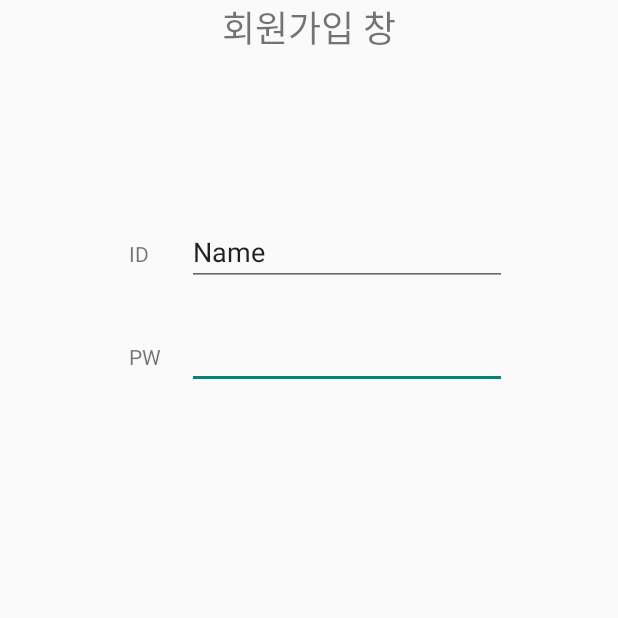
After one commit to jyuu-uu/Mobile-Project, an Android app: the join screen opened directly, with no data from a screen before it, on a phone screen of 412 x 824 dp, the top half of it. The commit adds this screen. Run offline under Robolectric (Android 15) with nearby library versions, the phone set to English and light mode, and no system bars.

Commit message:
회원가입창만 추가

```diff
--- a/TeamProject/app/src/main/AndroidManifest.xml
+++ b/TeamProject/app/src/main/AndroidManifest.xml
@@ -1,7 +1,9 @@
 <?xml version="1.0" encoding="utf-8"?>
 <manifest xmlns:android="http://schemas.android.com/apk/res/android"
           package="com.example.teamproject">
+
     <uses-permission android:name="android.permission.INTERNET"/>
+
     <application
             android:allowBackup="true"
             android:icon="@mipmap/ic_launcher"
@@ -9,8 +11,11 @@
             android:roundIcon="@mipmap/ic_launcher_round"
             android:supportsRtl="true"
             android:theme="@style/Theme.Design.Light.NoActionBar">
-        <activity android:name=".LoadingActivity"
-        android:theme="@style/AppTheme.NoActionBar">
+        <activity android:name=".join">
+        </activity>
+        <activity
+                android:name=".LoadingActivity"
+                android:theme="@style/AppTheme.NoActionBar">
         </activity>
         <activity android:name=".ListDetailActivity">
         </activity>
@@ -29,7 +34,6 @@
 
                 <category android:name="android.intent.category.LAUNCHER"/>
             </intent-filter>
-
         </activity>
     </application>
 
--- /dev/null
+++ b/TeamProject/app/src/main/java/com/example/teamproject/join.kt
@@ -0,0 +1,12 @@
+package com.example.teamproject
+
+import android.support.v7.app.AppCompatActivity
+import android.os.Bundle
+
+class join : AppCompatActivity() {
+
+    override fun onCreate(savedInstanceState: Bundle?) {
+        super.onCreate(savedInstanceState)
+        setContentView(R.layout.activity_join)
+    }
+}
--- a/TeamProject/app/src/main/java/com/example/teamproject/login.kt
+++ b/TeamProject/app/src/main/java/com/example/teamproject/login.kt
@@ -9,7 +9,6 @@ import android.widget.EditText
 import kotlinx.android.synthetic.main.login_layout.*
 import com.google.firebase.firestore.*
 import com.google.firebase.firestore.FirebaseFirestore
-import kotlinx.coroutines.*
 import kotlin.text.Typography.quote
 
 
--- /dev/null
+++ b/TeamProject/app/src/main/res/layout/activity_join.xml
@@ -0,0 +1,53 @@
+<?xml version="1.0" encoding="utf-8"?>
+<android.support.constraint.ConstraintLayout
+        xmlns:android="http://schemas.android.com/apk/res/android"
+        xmlns:tools="http://schemas.android.com/tools"
+        xmlns:app="http://schemas.android.com/apk/res-auto"
+        android:layout_width="match_parent"
+        android:layout_height="match_parent"
+        tools:context=".join">
+
+    <TextView
+            android:text="회원가입 창"
+            android:textSize="24sp"
+            android:gravity="center"
+            android:layout_width="0dp" android:layout_height="wrap_content" android:id="@+id/textView16"
+            app:layout_constraintTop_toTopOf="parent" app:layout_constraintStart_toStartOf="parent"
+            app:layout_constraintEnd_toEndOf="parent"/>
+    <TextView
+            android:text="ID"
+            android:layout_width="wrap_content" android:layout_height="wrap_content"
+            android:id="@+id/textView17"
+            app:layout_constraintHorizontal_chainStyle="packed"
+            app:layout_constraintBaseline_toBaselineOf="@+id/editText2"
+            app:layout_constraintEnd_toStartOf="@+id/editText2" app:layout_constraintStart_toStartOf="parent"
+            android:layout_marginStart="12dp" android:layout_marginEnd="25dp"
+    />
+    <TextView
+            android:text="PW"
+            android:layout_width="wrap_content" android:layout_height="wrap_content"
+            android:id="@+id/textView18"
+            app:layout_constraintHorizontal_chainStyle="packed"
+            app:layout_constraintBaseline_toBaselineOf="@+id/editText"
+            app:layout_constraintEnd_toStartOf="@+id/editText" app:layout_constraintStart_toStartOf="parent"
+            android:layout_marginStart="12dp" android:layout_marginEnd="17dp"
+    />
+    <EditText
+            android:layout_width="wrap_content"
+            android:layout_height="wrap_content"
+            android:inputType="textPassword"
+            android:ems="10"
+            android:id="@+id/editText"
+            android:layout_marginTop="23dp" app:layout_constraintTop_toBottomOf="@+id/editText2"
+            app:layout_constraintStart_toEndOf="@+id/textView18" app:layout_constraintEnd_toEndOf="parent"/>
+    <EditText
+            android:layout_width="wrap_content"
+            android:layout_height="wrap_content"
+            android:inputType="textPersonName"
+            android:text="Name"
+            android:ems="10"
+            android:id="@+id/editText2"
+            app:layout_constraintTop_toTopOf="parent" android:layout_marginTop="145dp"
+            app:layout_constraintStart_toEndOf="@+id/textView17" app:layout_constraintEnd_toEndOf="parent"/>
+
+</android.support.constraint.ConstraintLayout>
--- a/TeamProject/app/src/main/res/layout/login_layout.xml
+++ b/TeamProject/app/src/main/res/layout/login_layout.xml
@@ -43,4 +43,13 @@
             android:gravity="center"
             app:layout_constraintStart_toStartOf="@+id/identifier" android:layout_marginTop="51dp"
             app:layout_constraintTop_toBottomOf="@+id/identifier"/>
+
+    <Button
+            android:id="@+id/join"
+            android:text="회원가입"
+            android:layout_width="wrap_content"
+            android:layout_height="wrap_content"
+            app:layout_constraintStart_toStartOf="@+id/login"
+            android:layout_marginTop="29dp" app:layout_constraintTop_toBottomOf="@+id/login"/>
+
 </android.support.constraint.ConstraintLayout>
```
